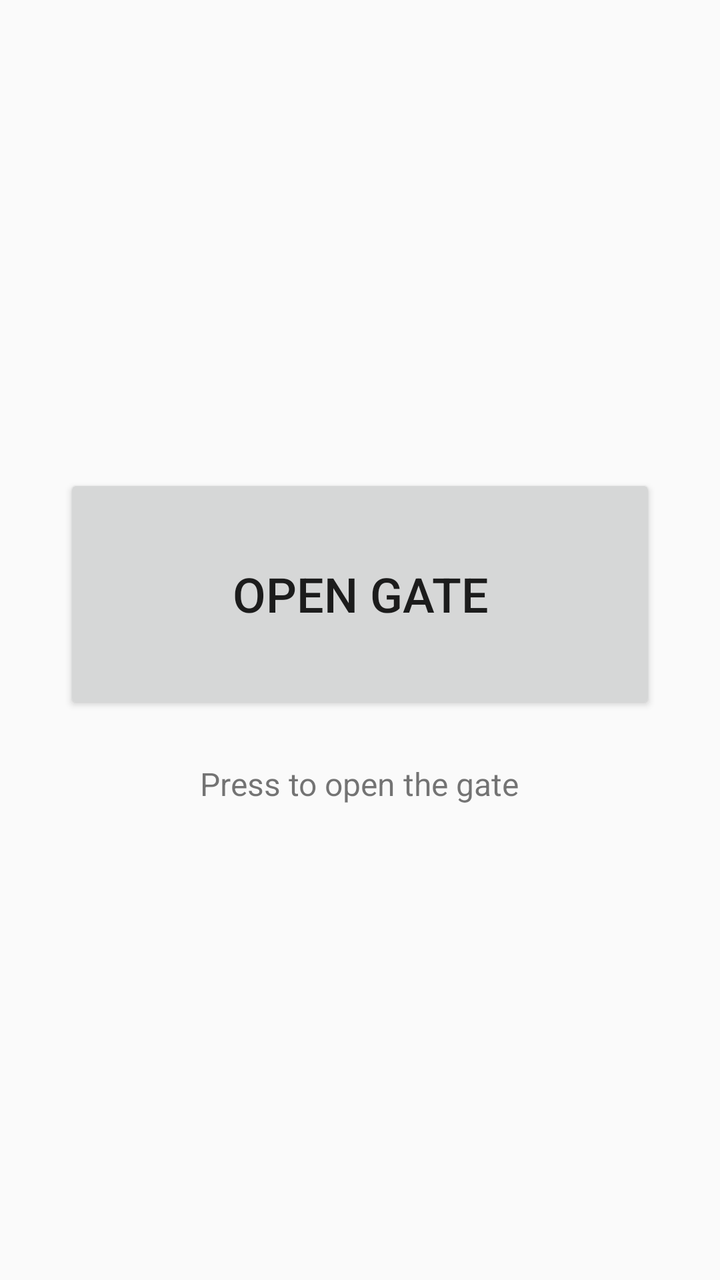
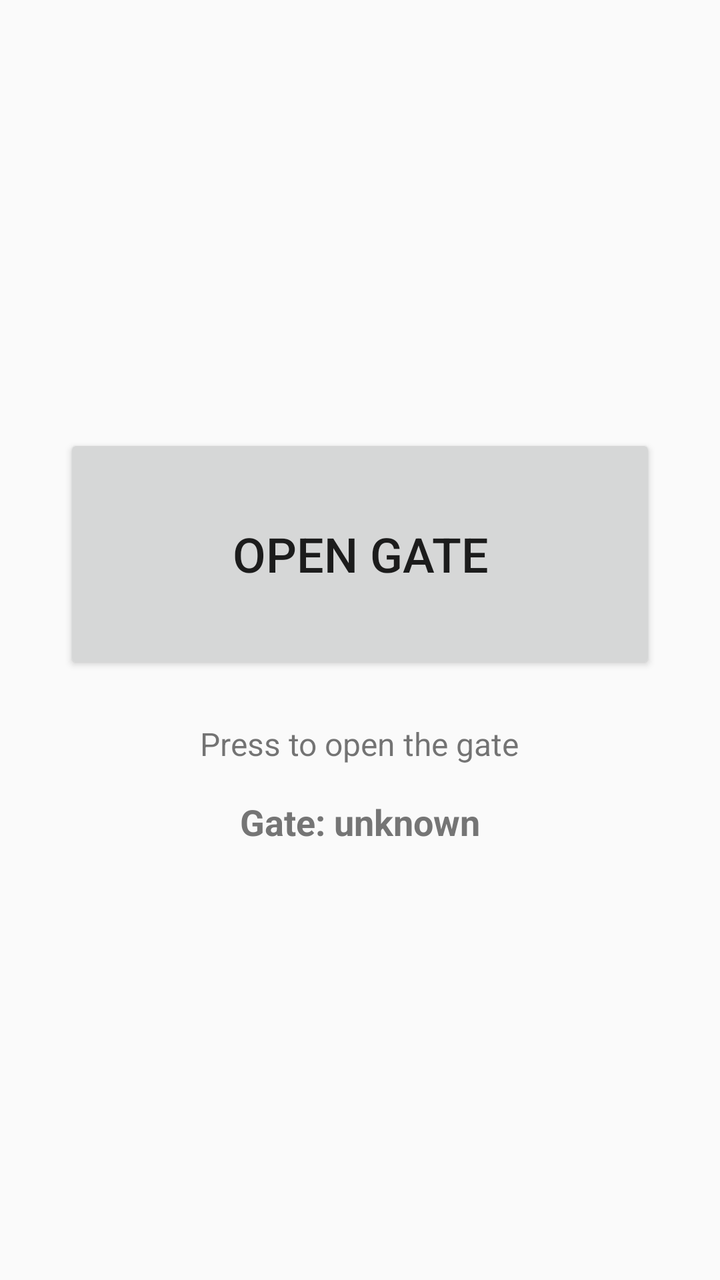

An Android layout rendered at two revisions. The XML below is the earlier revision; the diff shows what the commit changed to produce the second picture.
<!-- AndroidManifest.xml: application theme android:Theme.Material.Light -->
<!-- res/layout/activity_main.xml -->
<?xml version="1.0" encoding="utf-8"?>
<LinearLayout xmlns:android="http://schemas.android.com/apk/res/android"
    android:layout_width="match_parent"
    android:layout_height="match_parent"
    android:gravity="center"
    android:orientation="vertical"
    android:padding="32dp">

    <Button
        android:id="@+id/openButton"
        android:layout_width="match_parent"
        android:layout_height="120dp"
        android:text="@string/open_gate"
        android:textSize="24sp" />

    <TextView
        android:id="@+id/statusText"
        android:layout_width="wrap_content"
        android:layout_height="wrap_content"
        android:layout_marginTop="24dp"
        android:text="@string/press_to_open"
        android:textSize="16sp" />

    <TextView
        android:id="@+id/countdownText"
        android:layout_width="wrap_content"
        android:layout_height="wrap_content"
        android:layout_marginTop="16dp"
        android:textColor="#1976D2"
        android:textSize="18sp"
        android:textStyle="bold"
        android:visibility="gone" />

</LinearLayout>
<!-- resources referenced by this layout -->
<resources>
  <string name="open_gate">Open gate</string>
  <string name="press_to_open">Press to open the gate</string>
</resources>

<!-- the commit's change to res/layout/activity_main.xml (unified diff, before → after) -->
@@ -22,6 +22,16 @@
         android:textSize="16sp" />
 
     <TextView
+        android:id="@+id/gateStateText"
+        android:layout_width="wrap_content"
+        android:layout_height="wrap_content"
+        android:layout_marginTop="16dp"
+        android:text="@string/gate_state_unknown"
+        android:textColor="@color/gate_state_unknown"
+        android:textSize="18sp"
+        android:textStyle="bold" />
+
+    <TextView
         android:id="@+id/countdownText"
         android:layout_width="wrap_content"
         android:layout_height="wrap_content"
<!-- resource entries referenced after the edit -->
@@ -1,5 +1,7 @@
 <!-- resources referenced by this layout -->
 <resources>
+  <color name="gate_state_unknown">#757575</color>
+  <string name="gate_state_unknown">Gate: unknown</string>
   <string name="open_gate">Open gate</string>
   <string name="press_to_open">Press to open the gate</string>
 </resources>
